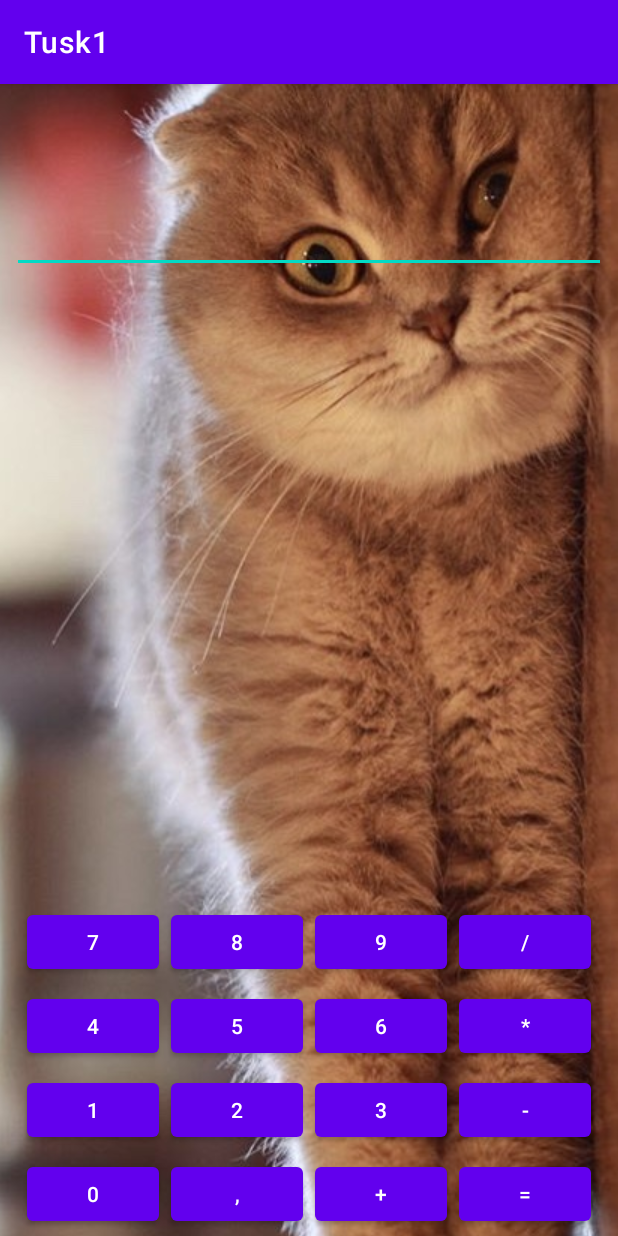
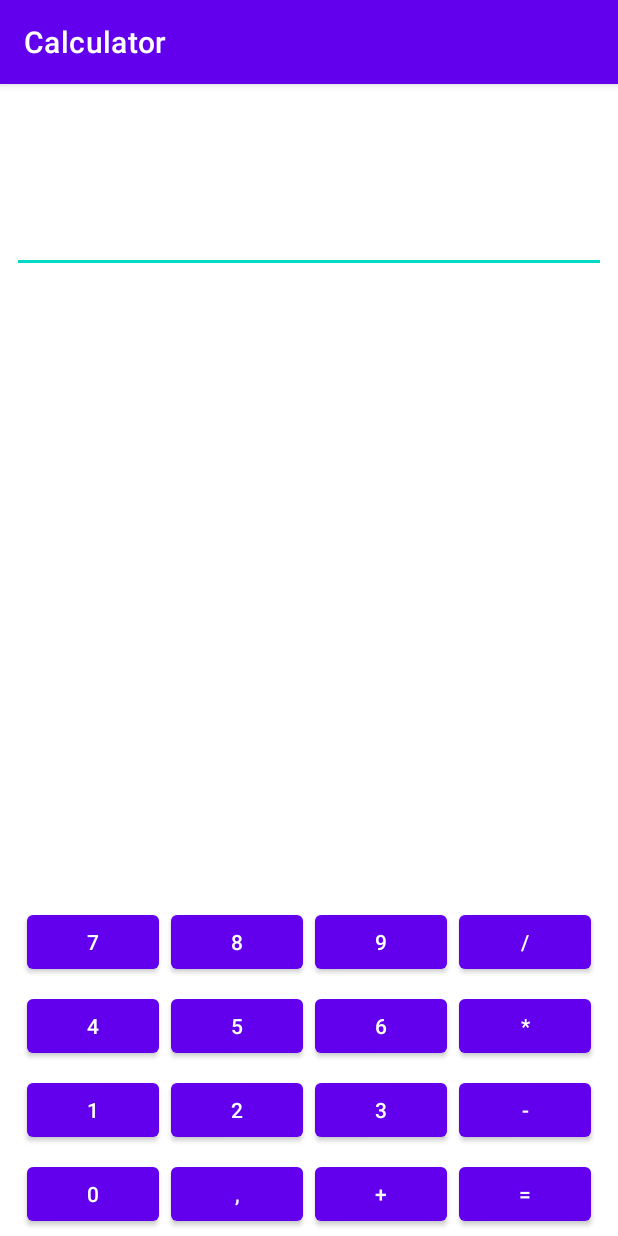
Before and after one commit to zaleskisgus/Tusk1, an Android app: the screen it shows after launch (MainActivity), on a phone screen of 412 x 824 dp. Run offline under Robolectric (Android 15) with nearby library versions, the phone set to English and light mode, and no system bars.

Commit message:
я сделал 2 стиля материальных по методичке, но не могу разобраться с цветом заднего фона - где он задается
Начал делать второй активити чтобы там переключать тему. Доделаю переключение и разберусь с задним фоном при сдаче следующего дз.Спасибо

```diff
--- a/app/src/main/AndroidManifest.xml
+++ b/app/src/main/AndroidManifest.xml
@@ -8,7 +8,7 @@
         android:label="@string/app_name"
         android:roundIcon="@mipmap/ic_launcher_round"
         android:supportsRtl="true"
-        android:theme="@style/Theme.Tusk1">
+        android:theme="@style/LightTheme">
         <activity
             android:name=".MainActivity"
             android:exported="true">
--- a/app/src/main/res/layout/activity_main.xml
+++ b/app/src/main/res/layout/activity_main.xml
@@ -4,26 +4,26 @@
     android:layout_width="match_parent"
     android:layout_height="match_parent">
 
-        <ImageView
-            android:layout_width="match_parent"
-            android:layout_height="match_parent"
-            android:scaleType="center"
-            android:src="@drawable/person"
-            ></ImageView>
+<!--        <ImageView-->
+<!--            android:layout_width="match_parent"-->
+<!--            android:layout_height="match_parent"-->
+<!--            android:scaleType="center"-->
+<!--            android:src="@drawable/person"-->
+<!--            ></ImageView>-->
 
     <androidx.constraintlayout.widget.ConstraintLayout
         xmlns:android="http://schemas.android.com/apk/res/android"
         xmlns:app="http://schemas.android.com/apk/res-auto"
         android:layout_width="match_parent"
         android:layout_height="match_parent"
-        android:padding="8dp">
+        android:padding="@dimen/padding">
         <!-- поле результата -->
         <TextView
             android:id="@+id/resultField"
             android:layout_width="0dp"
             android:layout_height="wrap_content"
             app:layout_constraintHorizontal_weight="1"
-            android:textSize="24sp"
+            android:textSize="@dimen/textSize"
             app:layout_constraintTop_toTopOf="parent"
             app:layout_constraintLeft_toLeftOf="parent"
             app:layout_constraintRight_toLeftOf="@+id/operationField"/>
@@ -33,7 +33,7 @@
             android:layout_width="0dp"
             android:layout_height="wrap_content"
             app:layout_constraintHorizontal_weight="1"
-            android:textSize="24sp"
+            android:textSize="@dimen/textSize"
             app:layout_constraintTop_toTopOf="parent"
             app:layout_constraintRight_toRightOf="parent"
             app:layout_constraintLeft_toRightOf="@+id/resultField"
@@ -44,7 +44,7 @@
             android:layout_width="0dp"
             android:layout_height="wrap_content"
             android:inputType="number"
-            android:textSize="48sp"
+            android:textSize="@dimen/largeTextSize"
             app:layout_constraintTop_toBottomOf="@+id/resultField"
             app:layout_constraintLeft_toLeftOf="parent"
             app:layout_constraintRight_toRightOf="parent"/>
@@ -60,69 +60,69 @@
         android:orientation="horizontal"
         android:useDefaultMargins="true">
 
-        <Button
+        <com.google.android.material.button.MaterialButton
             android:onClick="onNumberClick"
             android:text="@string/key_7" />
 
-        <Button
+        <com.google.android.material.button.MaterialButton
             android:onClick="onNumberClick"
             android:text="@string/key_8" />
 
-        <Button
+        <com.google.android.material.button.MaterialButton
             android:onClick="onNumberClick"
             android:text="@string/key_9" />
 
-        <Button
+        <com.google.android.material.button.MaterialButton
             android:onClick="onOperationClick"
-            android:text="@string/key_delit" />
+            android:text="@string/key_division" />
 
-        <Button
+        <com.google.android.material.button.MaterialButton
             android:onClick="onNumberClick"
             android:text="@string/key_4" />
 
-        <Button
+        <com.google.android.material.button.MaterialButton
             android:onClick="onNumberClick"
             android:text="@string/key_5" />
 
-        <Button
+        <com.google.android.material.button.MaterialButton
             android:onClick="onNumberClick"
             android:text="@string/key_6" />
 
-        <Button
+        <com.google.android.material.button.MaterialButton
             android:onClick="onOperationClick"
-            android:text="@string/key_umnogit" />
+            android:text="@string/key_multiplication" />
 
-        <Button
+        <com.google.android.material.button.MaterialButton
             android:onClick="onNumberClick"
             android:text="@string/key_1" />
 
-        <Button
+        <com.google.android.material.button.MaterialButton
             android:onClick="onNumberClick"
             android:text="@string/key_2" />
 
-        <Button
+        <com.google.android.material.button.MaterialButton
             android:onClick="onNumberClick"
             android:text="@string/key_3" />
 
-        <Button
+        <com.google.android.material.button.MaterialButton
             android:onClick="onOperationClick"
             android:text="@string/key_minus" />
 
-        <Button
+        <com.google.android.material.button.MaterialButton
             android:onClick="onNumberClick"
             android:text="@string/key_0" />
 
-        <Button
+        <com.google.android.material.button.MaterialButton
             android:onClick="onNumberClick"
-            android:text="@string/key_zapyata" />
+            android:text="@string/key_comma" />
 
-        <Button
+        <com.google.android.material.button.MaterialButton
             android:onClick="onOperationClick"
             android:text="@string/key_plus" />
 
-        <Button
+        <com.google.android.material.button.MaterialButton
             android:onClick="onOperationClick"
-            android:text="@string/key_rovno" />
+            android:text="@string/key_exactly" />
 
     </GridLayout>
 </FrameLayout>
--- a/app/src/main/res/values/colors.xml
+++ b/app/src/main/res/values/colors.xml
@@ -3,6 +3,8 @@
     <color name="purple_200">#FFBB86FC</color>
     <color name="purple_500">#FF6200EE</color>
     <color name="purple_700">#FF3700B3</color>
+    <color name="red_500">#EE0000</color>
+    <color name="red_700">#B30000</color>
     <color name="teal_200">#FF03DAC5</color>
     <color name="teal_700">#FF018786</color>
     <color name="black">#FF000000</color>
--- /dev/null
+++ b/app/src/main/res/values/dimens.xml
@@ -0,0 +1,6 @@
+<?xml version="1.0" encoding="utf-8"?>
+<resources>
+    <dimen name="textSize">24sp</dimen>
+    <dimen name="largeTextSize">48sp</dimen>
+    <dimen name="padding">8dp</dimen>
+</resources>
--- a/app/src/main/res/values/strings.xml
+++ b/app/src/main/res/values/strings.xml
@@ -1,5 +1,6 @@
 <resources>
-    <string name="app_name">Tusk1</string>
+    <string name="app_name">Сalculator</string>
+    <!--    кнопки на калькууляторе-->
     <string name="key_1">1</string>
     <string name="key_2">2</string>
     <string name="key_3">3</string>
@@ -10,10 +11,13 @@
     <string name="key_8">8</string>
     <string name="key_9">9</string>
     <string name="key_0">0</string>
-    <string name="key_zapyata">,</string>
+    <string name="key_comma">,</string>
     <string name="key_plus">+</string>
-    <string name="key_delit">/</string>
-    <string name="key_umnogit">*</string>
+    <string name="key_division">/</string>
+    <string name="key_multiplication">*</string>
     <string name="key_minus">-</string>
-    <string name="key_rovno">=</string>
+    <string name="key_exactly">=</string>
+    <!--    темы -->
+    <string name="light_theme">Light Theme</string>
+    <string name="dark_theme">Dark Theme</string>
 </resources>
--- a/app/src/main/res/values/themes.xml
+++ b/app/src/main/res/values/themes.xml
@@ -1,6 +1,8 @@
 <resources xmlns:tools="http://schemas.android.com/tools">
-    <!-- Base application theme. -->
-    <style name="Theme.Tusk1" parent="Theme.MaterialComponents.DayNight.DarkActionBar">
+
+    <style name="LightTheme" parent="Theme.MaterialComponents.Light.DarkActionBar">
+        <!-- Background color. -->
+        <item name="colorOnBackground">@color/white</item>
         <!-- Primary brand color. -->
         <item name="colorPrimary">@color/purple_500</item>
         <item name="colorPrimaryVariant">@color/purple_700</item>
@@ -11,6 +13,21 @@
         <item name="colorOnSecondary">@color/black</item>
         <!-- Status bar color. -->
         <item name="android:statusBarColor" tools:targetApi="l">?attr/colorPrimaryVariant</item>
+    </style>
+
+    <style name="DarkTheme" parent="Theme.MaterialComponents.Light.DarkActionBar">
+        <!-- Background color. -->
+        <item name="colorOnBackground">@color/black</item>
+        <!-- Primary brand color. -->
+        <item name="colorPrimary">@color/red_500</item>
+        <item name="colorPrimaryVariant">@color/red_700</item>
+        <item name="colorOnPrimary">@color/black</item>
+        <!-- Secondary brand color. -->
+        <item name="colorSecondary">@color/teal_200</item>
+        <item name="colorSecondaryVariant">@color/teal_700</item>
+        <item name="colorOnSecondary">@color/white</item>
+        <!-- Status bar color. -->
+        <item name="android:statusBarColor" tools:targetApi="l">?attr/colorPrimaryVariant</item>
         <!-- Customize your theme here. -->
     </style>
 </resources>
```
Also changed, not shown: app/src/main/java/com/example/tusk1/ChooseTheme.java (added, +75 -0 lines), app/src/main/res/layout/choose_theme.xml (added, +25 -0 lines).
